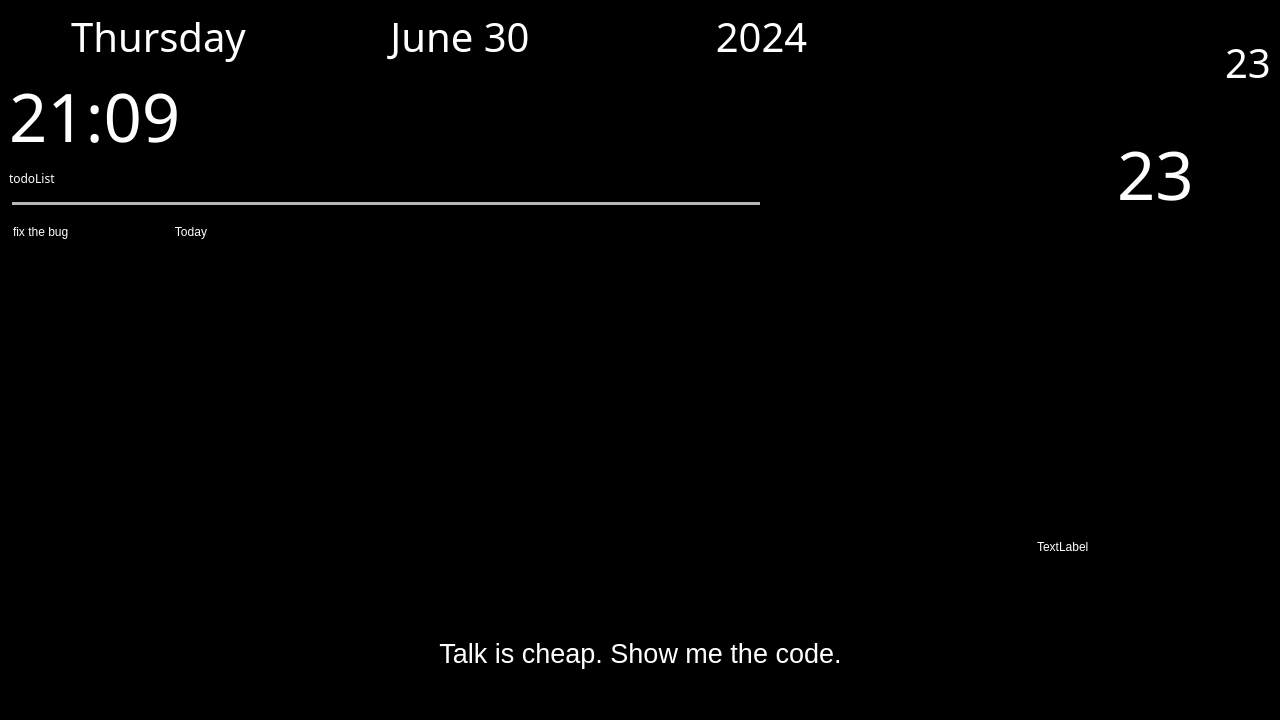
First picture: the form in mainwindow.ui, repository AytiYang/aytiMagicMirror, before the edit.
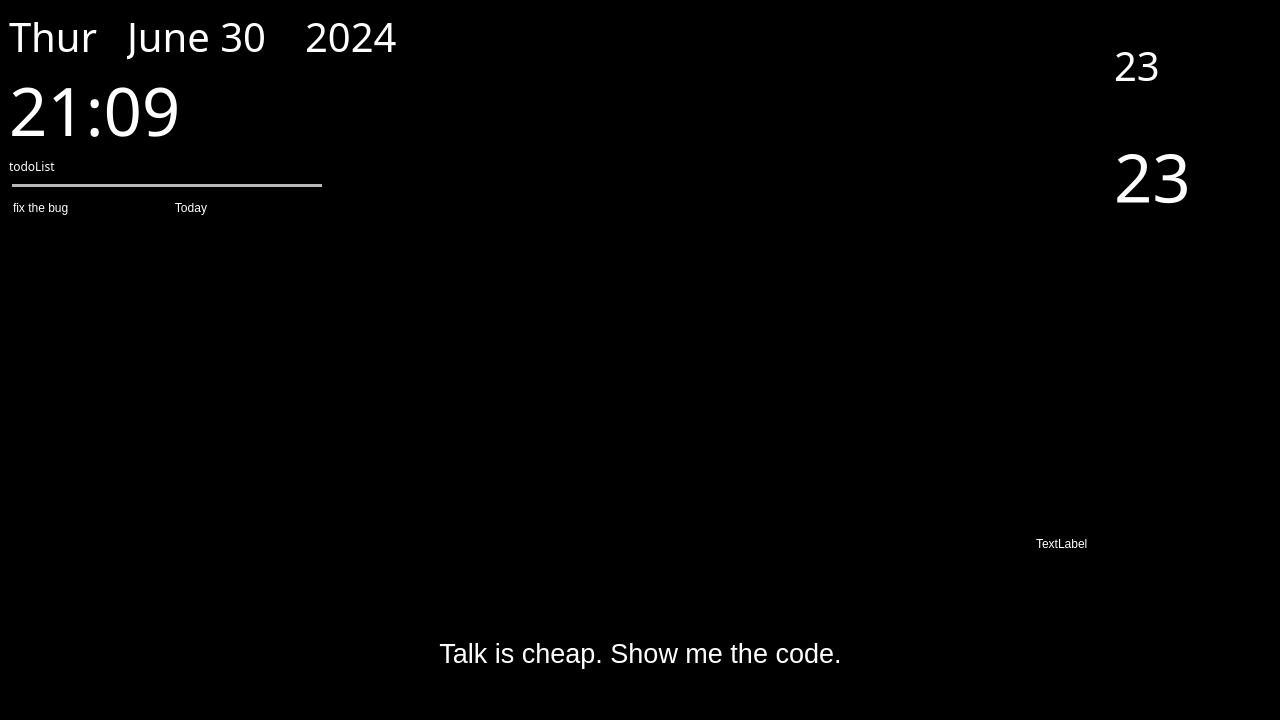
Second picture: the form after the edit. Icons and pictures are not drawn.

The edit to the form file:
```diff
--- a/mainwindow.ui
+++ b/mainwindow.ui
@@ -28,12 +28,18 @@
      <layout class="QVBoxLayout" name="verticalLayout_5" stretch="5,1">
       <item>
        <layout class="QHBoxLayout" name="horizontalLayout_9" stretch="3,1">
+        <property name="spacing">
+         <number>0</number>
+        </property>
         <item>
          <layout class="QVBoxLayout" name="verticalLayout_4">
+          <property name="spacing">
+           <number>0</number>
+          </property>
           <item>
-           <layout class="QHBoxLayout" name="horizontalLayout" stretch="1,1,1,0">
+           <layout class="QHBoxLayout" name="horizontalLayout" stretch="2,3,2,9">
             <property name="spacing">
-             <number>3</number>
+             <number>0</number>
             </property>
             <property name="sizeConstraint">
              <enum>QLayout::SetDefaultConstraint</enum>
@@ -53,10 +59,10 @@
                <locale language="English" country="UnitedStates"/>
               </property>
               <property name="text">
-               <string>Thursday</string>
+               <string>Thur</string>
               </property>
               <property name="alignment">
-               <set>Qt::AlignCenter</set>
+               <set>Qt::AlignLeading|Qt::AlignLeft|Qt::AlignVCenter</set>
               </property>
              </widget>
             </item>
@@ -75,7 +81,7 @@
                <string>June 30</string>
               </property>
               <property name="alignment">
-               <set>Qt::AlignCenter</set>
+               <set>Qt::AlignLeading|Qt::AlignLeft|Qt::AlignVCenter</set>
               </property>
              </widget>
             </item>
@@ -94,7 +100,7 @@
                <string>2024</string>
               </property>
               <property name="alignment">
-               <set>Qt::AlignCenter</set>
+               <set>Qt::AlignLeading|Qt::AlignLeft|Qt::AlignVCenter</set>
               </property>
              </widget>
             </item>
@@ -114,7 +120,13 @@
            </layout>
           </item>
           <item>
-           <layout class="QHBoxLayout" name="horizontalLayout_2">
+           <layout class="QHBoxLayout" name="horizontalLayout_2" stretch="3,1">
+            <property name="spacing">
+             <number>0</number>
+            </property>
+            <property name="leftMargin">
+             <number>0</number>
+            </property>
             <item>
              <widget class="QLabel" name="timeLabel">
               <property name="font">
@@ -148,8 +160,14 @@
           </item>
           <item>
            <layout class="QVBoxLayout" name="verticalLayout_3">
+            <property name="spacing">
+             <number>0</number>
+            </property>
             <item>
              <layout class="QHBoxLayout" name="horizontalLayout_5">
+              <property name="spacing">
+               <number>0</number>
+              </property>
               <item>
                <widget class="QLabel" name="todolistStrLabel">
                 <property name="font">
@@ -181,7 +199,7 @@
              </layout>
             </item>
             <item>
-             <layout class="QHBoxLayout" name="horizontalLayout_8" stretch="4,1">
+             <layout class="QHBoxLayout" name="horizontalLayout_8" stretch="4,8">
               <property name="spacing">
                <number>0</number>
               </property>
@@ -218,7 +236,10 @@
              </layout>
             </item>
             <item>
-             <layout class="QHBoxLayout" name="horizontalLayout_6">
+             <layout class="QHBoxLayout" name="horizontalLayout_6" stretch="4,4">
+              <property name="spacing">
+               <number>0</number>
+              </property>
               <item>
                <widget class="QTableWidget" name="todoTableWidget">
                 <property name="styleSheet">
@@ -314,7 +335,7 @@
           <item>
            <layout class="QVBoxLayout" name="verticalLayout">
             <item>
-             <layout class="QHBoxLayout" name="horizontalLayout_4">
+             <layout class="QHBoxLayout" name="horizontalLayout_4" stretch="1,1">
               <item>
                <spacer name="horizontalSpacer_2">
                 <property name="orientation">
@@ -347,7 +368,7 @@
              </layout>
             </item>
             <item>
-             <layout class="QHBoxLayout" name="horizontalLayout_3">
+             <layout class="QHBoxLayout" name="horizontalLayout_3" stretch="1,1">
               <item>
                <widget class="QLabel" name="weatherIconLabel">
                 <property name="styleSheet">
@@ -409,7 +430,7 @@
             </attribute>
             <row>
              <property name="text">
-              <string> </string>
+              <string/>
              </property>
              <property name="background">
               <color alpha="0">
@@ -421,7 +442,7 @@
             </row>
             <row>
              <property name="text">
-              <string> </string>
+              <string/>
              </property>
              <property name="background">
               <color alpha="0">
@@ -442,7 +463,7 @@
             </row>
             <row>
              <property name="text">
-              <string> </string>
+              <string/>
              </property>
              <property name="background">
               <color alpha="0">
@@ -484,7 +505,7 @@
             </row>
             <column>
              <property name="text">
-              <string> </string>
+              <string/>
              </property>
              <property name="background">
               <color>
@@ -505,17 +526,17 @@
             </column>
             <column>
              <property name="text">
-              <string> </string>
+              <string/>
              </property>
             </column>
             <column>
              <property name="text">
-              <string> </string>
+              <string/>
              </property>
             </column>
             <column>
              <property name="text">
-              <string> </string>
+              <string/>
              </property>
              <property name="foreground">
               <brush brushstyle="NoBrush">
```
